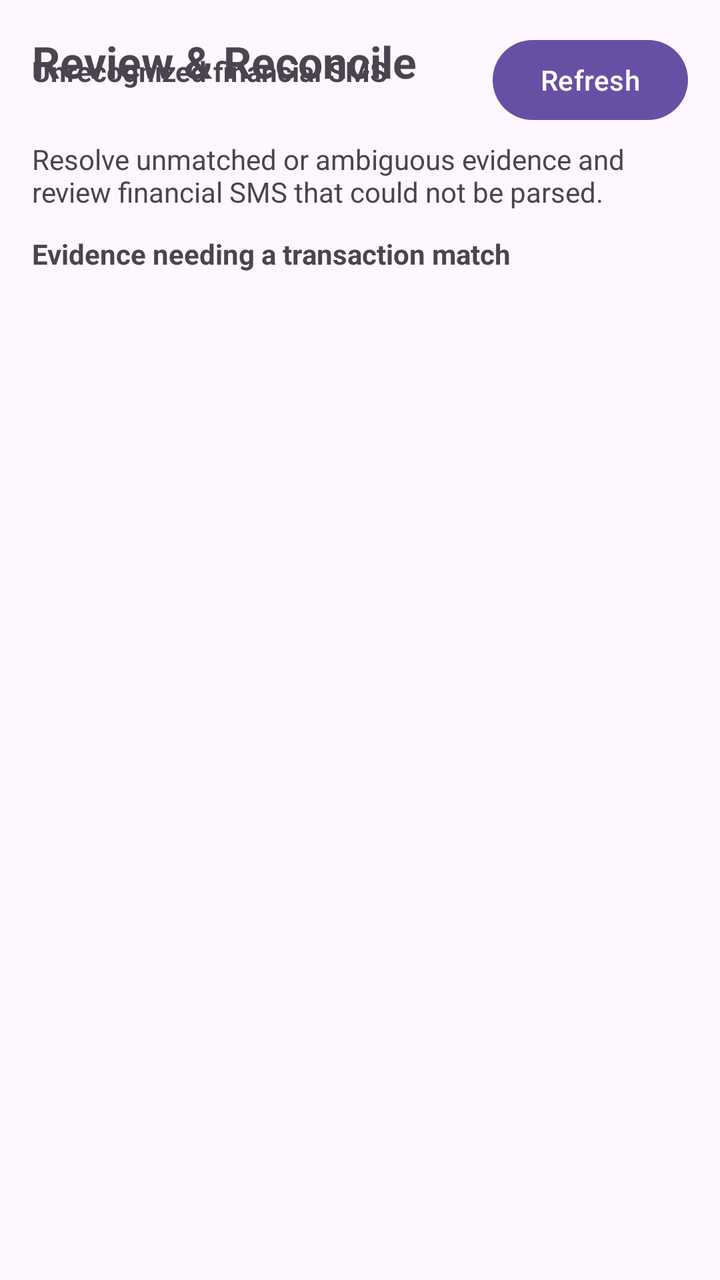
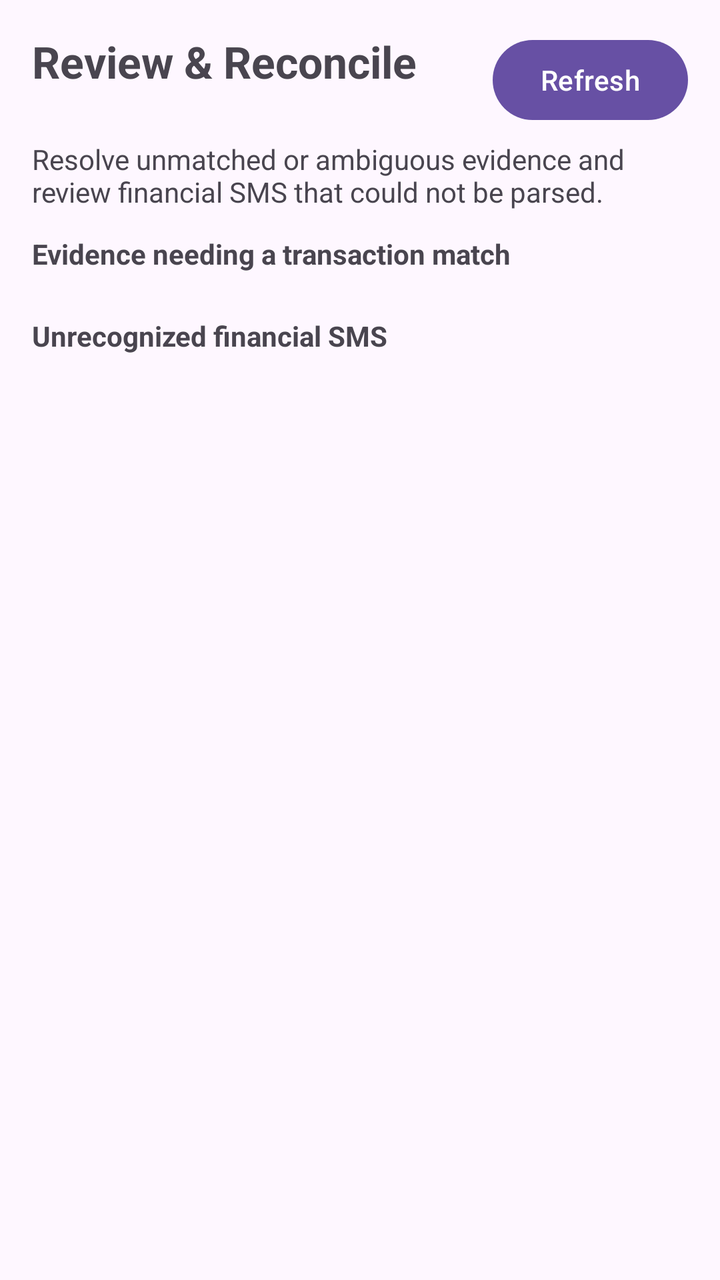

Before-and-after screenshots of an Android layout around one commit, followed by the original layout XML and the change that was made.
<!-- AndroidManifest.xml: application theme Theme.FinanceSMSTracker -->
<!-- res/layout/activity_review.xml -->
<?xml version="1.0" encoding="utf-8"?>
<androidx.constraintlayout.widget.ConstraintLayout xmlns:android="http://schemas.android.com/apk/res/android"
    xmlns:app="http://schemas.android.com/apk/res-auto"
    android:layout_width="match_parent"
    android:layout_height="match_parent"
    android:padding="16dp">

    <TextView
        android:id="@+id/textViewReviewTitle"
        android:layout_width="0dp"
        android:layout_height="wrap_content"
        android:text="Review &amp; Reconcile"
        android:textSize="22sp"
        android:textStyle="bold"
        app:layout_constraintEnd_toStartOf="@id/buttonRefreshReviews"
        app:layout_constraintStart_toStartOf="parent"
        app:layout_constraintTop_toTopOf="parent" />

    <Button
        android:id="@+id/buttonRefreshReviews"
        android:layout_width="wrap_content"
        android:layout_height="wrap_content"
        android:text="Refresh"
        app:layout_constraintEnd_toEndOf="parent"
        app:layout_constraintTop_toTopOf="parent" />

    <TextView
        android:id="@+id/textViewReviewSubtitle"
        android:layout_width="0dp"
        android:layout_height="wrap_content"
        android:layout_marginTop="6dp"
        android:text="Resolve unmatched or ambiguous evidence and review financial SMS that could not be parsed."
        android:textSize="14sp"
        app:layout_constraintEnd_toEndOf="parent"
        app:layout_constraintStart_toStartOf="parent"
        app:layout_constraintTop_toBottomOf="@id/buttonRefreshReviews" />

    <TextView
        android:id="@+id/textViewEvidenceSection"
        android:layout_width="wrap_content"
        android:layout_height="wrap_content"
        android:layout_marginTop="12dp"
        android:text="Evidence needing a transaction match"
        android:textStyle="bold"
        app:layout_constraintStart_toStartOf="parent"
        app:layout_constraintTop_toBottomOf="@id/textViewReviewSubtitle" />

    <androidx.recyclerview.widget.RecyclerView
        android:id="@+id/recyclerViewReviews"
        android:layout_width="0dp"
        android:layout_height="0dp"
        android:layout_marginTop="6dp"
        app:layout_constraintBottom_toTopOf="@id/textViewUnrecognizedSection"
        app:layout_constraintEnd_toEndOf="parent"
        app:layout_constraintStart_toStartOf="parent"
        app:layout_constraintTop_toBottomOf="@id/textViewEvidenceSection"
        app:layout_constraintVertical_bias="0.5" />

    <TextView
        android:id="@+id/textViewNoReviews"
        android:layout_width="wrap_content"
        android:layout_height="wrap_content"
        android:text="No unmatched or ambiguous evidence."
        android:textSize="14sp"
        android:visibility="gone"
        app:layout_constraintBottom_toBottomOf="@id/recyclerViewReviews"
        app:layout_constraintEnd_toEndOf="@id/recyclerViewReviews"
        app:layout_constraintStart_toStartOf="@id/recyclerViewReviews"
        app:layout_constraintTop_toTopOf="@id/recyclerViewReviews" />

    <TextView
        android:id="@+id/textViewUnrecognizedSection"
        android:layout_width="wrap_content"
        android:layout_height="wrap_content"
        android:layout_marginTop="10dp"
        android:text="Unrecognized financial SMS"
        android:textStyle="bold"
        app:layout_constraintStart_toStartOf="parent"
        app:layout_constraintTop_toBottomOf="@id/recyclerViewReviews" />

    <androidx.recyclerview.widget.RecyclerView
        android:id="@+id/recyclerViewUnrecognized"
        android:layout_width="0dp"
        android:layout_height="0dp"
        android:layout_marginTop="6dp"
        android:nestedScrollingEnabled="false"
        app:layout_constraintBottom_toBottomOf="parent"
        app:layout_constraintEnd_toEndOf="parent"
        app:layout_constraintStart_toStartOf="parent"
        app:layout_constraintTop_toBottomOf="@id/textViewUnrecognizedSection" />

    <TextView
        android:id="@+id/textViewNoUnrecognized"
        android:layout_width="wrap_content"
        android:layout_height="wrap_content"
        android:text="No unrecognized financial SMS."
        android:textSize="14sp"
        android:visibility="gone"
        app:layout_constraintBottom_toBottomOf="@id/recyclerViewUnrecognized"
        app:layout_constraintEnd_toEndOf="@id/recyclerViewUnrecognized"
        app:layout_constraintStart_toStartOf="@id/recyclerViewUnrecognized"
        app:layout_constraintTop_toTopOf="@id/recyclerViewUnrecognized" />

</androidx.constraintlayout.widget.ConstraintLayout>
<!-- resources referenced by this layout -->
<resources>
  <style name="Theme.FinanceSMSTracker" parent="Base.Theme.FinanceSMSTracker" />
  <style name="Base.Theme.FinanceSMSTracker" parent="Theme.Material3.DayNight.NoActionBar">
          
          
      </style>
</resources>

<!-- the commit's change to res/layout/activity_review.xml (unified diff, before → after) -->
@@ -35,70 +35,76 @@
         app:layout_constraintStart_toStartOf="parent"
         app:layout_constraintTop_toBottomOf="@id/buttonRefreshReviews" />
 
-    <TextView
-        android:id="@+id/textViewEvidenceSection"
-        android:layout_width="wrap_content"
-        android:layout_height="wrap_content"
-        android:layout_marginTop="12dp"
-        android:text="Evidence needing a transaction match"
-        android:textStyle="bold"
-        app:layout_constraintStart_toStartOf="parent"
-        app:layout_constraintTop_toBottomOf="@id/textViewReviewSubtitle" />
-
-    <androidx.recyclerview.widget.RecyclerView
-        android:id="@+id/recyclerViewReviews"
+    <ScrollView
+        android:id="@+id/reviewScroll"
         android:layout_width="0dp"
         android:layout_height="0dp"
-        android:layout_marginTop="6dp"
-        app:layout_constraintBottom_toTopOf="@id/textViewUnrecognizedSection"
-        app:layout_constraintEnd_toEndOf="parent"
-        app:layout_constraintStart_toStartOf="parent"
-        app:layout_constraintTop_toBottomOf="@id/textViewEvidenceSection"
-        app:layout_constraintVertical_bias="0.5" />
-
-    <TextView
-        android:id="@+id/textViewNoReviews"
-        android:layout_width="wrap_content"
-        android:layout_height="wrap_content"
-        android:text="No unmatched or ambiguous evidence."
-        android:textSize="14sp"
-        android:visibility="gone"
-        app:layout_constraintBottom_toBottomOf="@id/recyclerViewReviews"
-        app:layout_constraintEnd_toEndOf="@id/recyclerViewReviews"
-        app:layout_constraintStart_toStartOf="@id/recyclerViewReviews"
-        app:layout_constraintTop_toTopOf="@id/recyclerViewReviews" />
-
-    <TextView
-        android:id="@+id/textViewUnrecognizedSection"
-        android:layout_width="wrap_content"
-        android:layout_height="wrap_content"
-        android:layout_marginTop="10dp"
-        android:text="Unrecognized financial SMS"
-        android:textStyle="bold"
-        app:layout_constraintStart_toStartOf="parent"
-        app:layout_constraintTop_toBottomOf="@id/recyclerViewReviews" />
-
-    <androidx.recyclerview.widget.RecyclerView
-        android:id="@+id/recyclerViewUnrecognized"
-        android:layout_width="0dp"
-        android:layout_height="0dp"
-        android:layout_marginTop="6dp"
-        android:nestedScrollingEnabled="false"
+        android:layout_marginTop="12dp"
+        android:fillViewport="true"
+        android:overScrollMode="ifContentScrolls"
         app:layout_constraintBottom_toBottomOf="parent"
         app:layout_constraintEnd_toEndOf="parent"
         app:layout_constraintStart_toStartOf="parent"
-        app:layout_constraintTop_toBottomOf="@id/textViewUnrecognizedSection" />
+        app:layout_constraintTop_toBottomOf="@id/textViewReviewSubtitle">
 
-    <TextView
-        android:id="@+id/textViewNoUnrecognized"
-        android:layout_width="wrap_content"
-        android:layout_height="wrap_content"
-        android:text="No unrecognized financial SMS."
-        android:textSize="14sp"
-        android:visibility="gone"
-        app:layout_constraintBottom_toBottomOf="@id/recyclerViewUnrecognized"
-        app:layout_constraintEnd_toEndOf="@id/recyclerViewUnrecognized"
-        app:layout_constraintStart_toStartOf="@id/recyclerViewUnrecognized"
-        app:layout_constraintTop_toTopOf="@id/recyclerViewUnrecognized" />
+        <LinearLayout
+            android:layout_width="match_parent"
+            android:layout_height="wrap_content"
+            android:orientation="vertical"
+            android:paddingBottom="16dp">
+
+            <TextView
+                android:id="@+id/textViewEvidenceSection"
+                android:layout_width="wrap_content"
+                android:layout_height="wrap_content"
+                android:text="Evidence needing a transaction match"
+                android:textStyle="bold" />
+
+            <androidx.recyclerview.widget.RecyclerView
+                android:id="@+id/recyclerViewReviews"
+                android:layout_width="match_parent"
+                android:layout_height="wrap_content"
+                android:layout_marginTop="6dp"
+                android:minHeight="0dp"
+                android:nestedScrollingEnabled="false" />
+
+            <TextView
+                android:id="@+id/textViewNoReviews"
+                android:layout_width="match_parent"
+                android:layout_height="wrap_content"
+                android:layout_marginTop="6dp"
+                android:gravity="center"
+                android:text="No unmatched or ambiguous evidence."
+                android:textSize="14sp"
+                android:visibility="gone" />
+
+            <TextView
+                android:id="@+id/textViewUnrecognizedSection"
+                android:layout_width="wrap_content"
+                android:layout_height="wrap_content"
+                android:layout_marginTop="16dp"
+                android:text="Unrecognized financial SMS"
+                android:textStyle="bold" />
+
+            <androidx.recyclerview.widget.RecyclerView
+                android:id="@+id/recyclerViewUnrecognized"
+                android:layout_width="match_parent"
+                android:layout_height="wrap_content"
+                android:layout_marginTop="6dp"
+                android:minHeight="0dp"
+                android:nestedScrollingEnabled="false" />
+
+            <TextView
+                android:id="@+id/textViewNoUnrecognized"
+                android:layout_width="match_parent"
+                android:layout_height="wrap_content"
+                android:layout_marginTop="6dp"
+                android:gravity="center"
+                android:text="No unrecognized financial SMS."
+                android:textSize="14sp"
+                android:visibility="gone" />
+
+        </LinearLayout>
+    </ScrollView>
 
 </androidx.constraintlayout.widget.ConstraintLayout>
